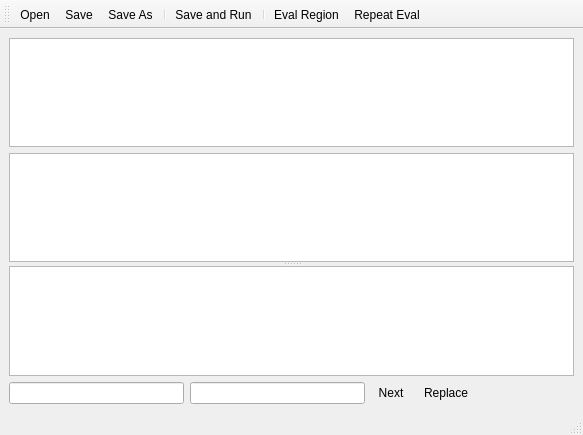
This is examples/9-simple-lisp-editor/data/editor.ui in GitoriousLispBackup/eql as Qt 5 draws it before an edit. The edited form follows.
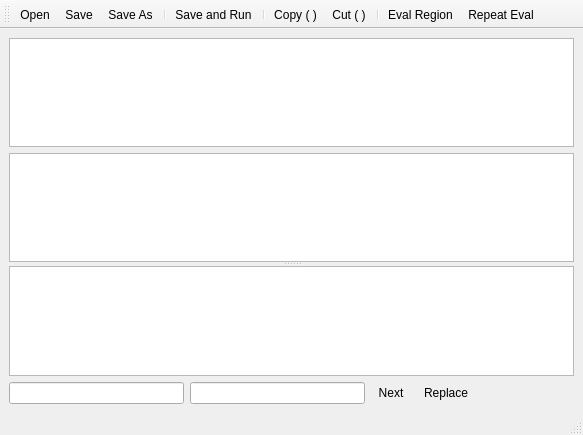
This is the edited form.

Commit message: example 9: editor: add copy/cut highlighted region

Diff of the .ui file:
```diff
--- a/examples/9-simple-lisp-editor/data/editor.ui
+++ b/examples/9-simple-lisp-editor/data/editor.ui
@@ -149,6 +149,9 @@
    <addaction name="separator"/>
    <addaction name="action_save_and_run"/>
    <addaction name="separator"/>
+   <addaction name="action_copy"/>
+   <addaction name="action_cut"/>
+   <addaction name="separator"/>
    <addaction name="action_eval_region"/>
    <addaction name="action_repeat_eval"/>
   </widget>
@@ -188,6 +191,22 @@
     <string>Eval starting from left paren of latest eval</string>
    </property>
   </action>
+  <action name="action_copy">
+   <property name="text">
+    <string>Copy ( )</string>
+   </property>
+   <property name="toolTip">
+    <string>Copy highlighted region</string>
+   </property>
+  </action>
+  <action name="action_cut">
+   <property name="text">
+    <string>Cut ( )</string>
+   </property>
+   <property name="toolTip">
+    <string>Cut highlighted region</string>
+   </property>
+  </action>
  </widget>
  <resources/>
  <connections/>
```
Left out of the diff: 4 changed lines with no effect on the pictures. The commit also changes 1 other file.
